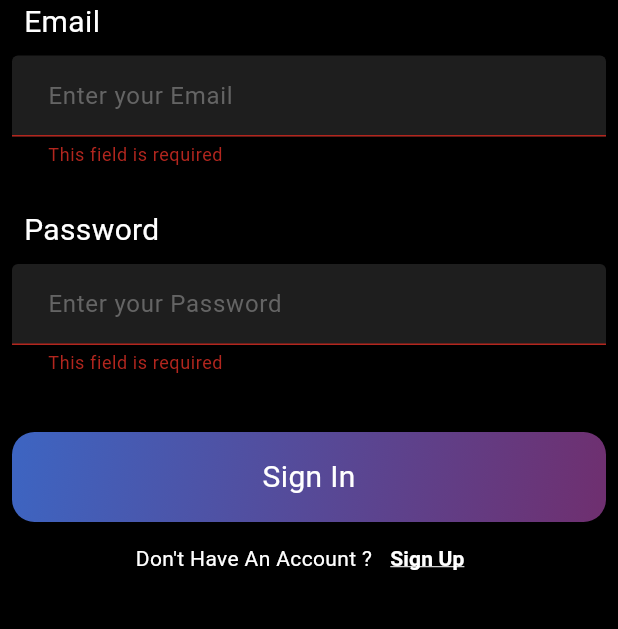
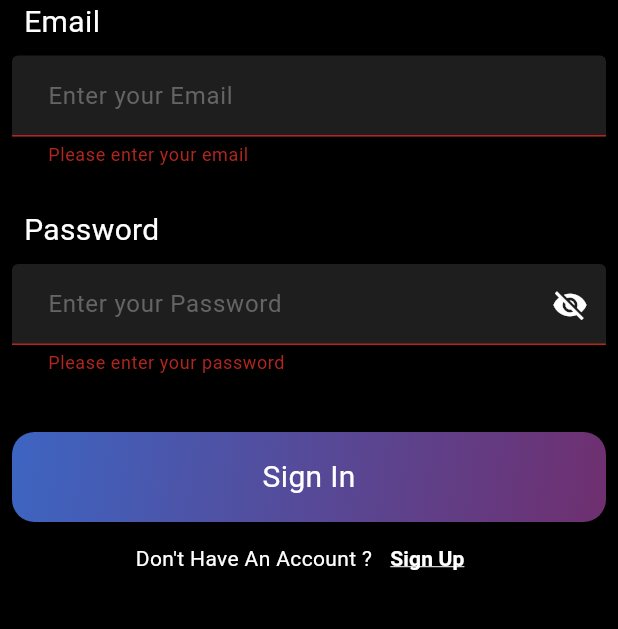
Before and after one commit to Absattar22/Banter, a Flutter app: the screen it shows after launch, after a tap on "Sign In", on a phone screen of 412 x 824 dp, the part 375-1004 px from its top. Run offline on Flutter 3.47's test engine with Material 3 defaults, Android fonts, the phone set to English and light mode, and no system bars; drawn by our look-alikes of modal_progress_hud_nsn; our stand-ins replace firebase_auth, firebase_core; accounts and stored records are empty.

Commit message:
manage password visibility state

```diff
--- a/lib/constants.dart
+++ b/lib/constants.dart
@@ -1,3 +1,5 @@
 import 'package:flutter/material.dart';
 
 const kPrimaryColor  = Color.fromARGB(255, 0, 0, 0);
+
+const Chat_gpt_key = "sk-proj-jwrGcLWHAo5mBhOtVS4XT3BlbkFJqaZCwDBehoXBCttYf9Sm";
--- a/lib/helper/show_Snackbar.dart
+++ b/lib/helper/show_Snackbar.dart
@@ -25,7 +25,7 @@ void ShowSnackBar(
       shape: RoundedRectangleBorder(
         borderRadius: BorderRadius.circular(15),
       ),
-        duration: const Duration(seconds: 5),
+      duration: const Duration(seconds: 3),
     ),
   );
 }
--- a/lib/main.dart
+++ b/lib/main.dart
@@ -21,8 +21,8 @@
     return MaterialApp(
       debugShowCheckedModeBanner: false,
       routes: {
-        SignInScreen.id: (context) => SignInScreen(),
-        SignUpScreen.id: (context) => SignUpScreen(),
+        SignInScreen.id: (context) =>  SignInScreen(),
+        SignUpScreen.id: (context) => const SignUpScreen(),
         ChatScreen.id: (context) => const ChatScreen(),
       },
       initialRoute: SignInScreen.id,
--- a/lib/screens/sign_in_screen.dart
+++ b/lib/screens/sign_in_screen.dart
@@ -1,15 +1,16 @@
+
 import 'package:banter/constants.dart';
 import 'package:banter/helper/show_Snackbar.dart';
 import 'package:banter/screens/chat_screen.dart';
 import 'package:banter/screens/sign_up_screen.dart';
 import 'package:banter/widgets/custom_button.dart';
-import 'package:banter/widgets/custom_text_field.dart';
+import 'package:banter/widgets/custom_form_text_field.dart';
 import 'package:firebase_auth/firebase_auth.dart';
 import 'package:flutter/material.dart';
 import 'package:modal_progress_hud_nsn/modal_progress_hud_nsn.dart';
 
 class SignInScreen extends StatefulWidget {
-  SignInScreen({super.key});
+  const SignInScreen({super.key});
   static String id = 'signInScreen';
 
   @override
@@ -23,8 +24,9 @@ class _SignInScreenState extends State<SignInScreen> {
 
   bool isLoading = false;
 
+
+
   GlobalKey<FormState> formKey = GlobalKey();
-
 
   @override
   Widget build(BuildContext context) {
@@ -45,22 +47,24 @@ class _SignInScreenState extends State<SignInScreen> {
                     height: 250,
                   ),
                 ),
-                CustomTextField(
+                CustomFormTextField(
                   onChanged: (value) {
                     email = value;
                   },
                   text: 'Email',
                   hint: 'Enter your Email',
                   obscureText: false,
+                  isSignup: false,
                 ),
                 const SizedBox(height: 20),
-                CustomTextField(
+                CustomFormTextField(
                   onChanged: (value) {
                     password = value;
                   },
                   text: 'Password',
                   hint: 'Enter your Password',
                   obscureText: true,
+                  isSignup: false,
                 ),
                 const SizedBox(height: 30),
                 Center(
@@ -68,32 +72,40 @@ class _SignInScreenState extends State<SignInScreen> {
                     text: 'Sign In',
                     onTAp: () async {
                       if (formKey.currentState!.validate()) {
-                        setState(() {
-                          isLoading = true;
-                        });
-
-                        try {
-                          await SignInUser();
-                          ShowSnackBar(context, 'You Sign In Successful.',
-                              Colors.greenAccent, Icons.check);
-                              Navigator.pushNamed(context, ChatScreen.id);
-                        } on FirebaseAuthException catch (e) {
-                          if (e.code == 'user-not-found') {
-                            ShowSnackBar(
-                                context,
-                                'No user found for that email.',
-                                Colors.red,
-                                Icons.error);
-                          } else if (e.code == 'wrong-password') {
-                            ShowSnackBar(context, 'Wrong password ', Colors.red,
-                                Icons.password_outlined);
-                          }
-                        }
                         setState(
                           () {
-                            isLoading = false;
+                            isLoading = true;
                           },
                         );
+                        try {
+                          final credential = await SignInUser();
+
+                          if (credential != null) {
+                            ShowSnackBar(context, 'You Sign In Successful.',
+                                Colors.greenAccent, Icons.check);
+                            Navigator.pushNamed(context, ChatScreen.id);
+                          } else {
+                            ShowSnackBar(context, 'You Sign In Failed.',
+                                Colors.red, Icons.error);
+                          }
+                        } on FirebaseAuthException catch (e) {
+                          String message;
+                          if (e.code == 'user-not-found') {
+                            message = 'No user found for that email.';
+                          } else if (e.code == 'wrong-password') {
+                            message =
+                                'Invalid login credentials.';
+                          } else {
+                            message = 'Icorrect Passoword';
+                          }
+                          ShowSnackBar(
+                              context, message, Colors.red, Icons.error);
+                        } finally {
+                          setState(() {
+                            isLoading =
+                                false;
+                          });
+                        }
                       }
                     },
                   ),
@@ -133,8 +145,9 @@ class _SignInScreenState extends State<SignInScreen> {
     );
   }
 
-  Future<void> SignInUser() async {
+  Future<UserCredential> SignInUser() async {
     UserCredential userCredential = await FirebaseAuth.instance
         .signInWithEmailAndPassword(email: email!, password: password!);
+    return userCredential;
   }
 }
--- /dev/null
+++ b/lib/widgets/custom_form_text_field.dart
@@ -0,0 +1,192 @@
+import 'package:firebase_auth/firebase_auth.dart';
+import 'package:flutter/material.dart';
+
+class CustomFormTextField extends StatefulWidget {
+  CustomFormTextField({
+    super.key,
+    required this.hint,
+    required this.obscureText,
+    required this.text,
+    this.onChanged,
+    required this.isSignup,
+  });
+
+  final String hint;
+  bool obscureText;
+  final String text;
+  bool isSignup;
+  Function(String)? onChanged;
+
+  @override
+  State<CustomFormTextField> createState() => _CustomFormTextFieldState();
+}
+
+class _CustomFormTextFieldState extends State<CustomFormTextField> {
+  final TextEditingController _emailController = TextEditingController();
+
+  final TextEditingController _passwordController = TextEditingController();
+
+  bool showPassword = false;
+
+  Future<UserCredential?> signInUser() async {
+    try {
+      UserCredential userCredential = await FirebaseAuth.instance
+          .signInWithEmailAndPassword(
+              email: _emailController.text.trim(),
+              password: _passwordController.text.trim());
+      return userCredential;
+    } on FirebaseAuthException catch (e) {
+      return null;
+    }
+  }
+
+  bool isValidEmail(String email) {
+    return email.contains('@');
+  }
+
+  bool isValidPassword(String password) {
+    return password.length >= 6 &&
+        password.contains(RegExp(r'[A-Z]')) &&
+        password.contains(RegExp(r'[!@#$%^&*(),.?":{}|<>]'));
+  }
+
+  Future<bool> hasAccount(String email, String password) async {
+    try {
+      await FirebaseAuth.instance.signInWithEmailAndPassword(
+        email: email,
+        password: password,
+      );
+      return true;
+    } on FirebaseAuthException catch (e) {
+      if (FirebaseAuth.instance.currentUser != null) {
+        return true;
+      }
+      return false;
+    }
+  }
+
+  WrongPassword(String email, String password) async {
+    try {
+      final cred = await FirebaseAuth.instance.signInWithEmailAndPassword(
+        email: email.trim(),
+        password: password,
+      );
+      return cred;
+    } on FirebaseAuthException catch (e) {
+      if (e.code == 'user-not-found') {
+        return 'Account does not exist';
+      } else if (e.code == 'wrong-password') {
+        return 'Wrong Password';
+      } else if (e.code == 'invalid-email') {
+        return 'Invalid Email';
+      }
+      return false;
+    }
+  }
+
+  @override
+  Widget build(BuildContext context) {
+    return Column(
+      crossAxisAlignment: CrossAxisAlignment.start,
+      children: [
+        Padding(
+          padding: const EdgeInsets.only(left: 16, bottom: 8),
+          child: Text(
+            widget.text,
+            style: const TextStyle(
+              color: Colors.white,
+              fontSize: 20,
+            ),
+          ),
+        ),
+        Padding(
+          padding: const EdgeInsets.only(left: 8, right: 8, bottom: 8),
+          child: TextFormField(
+            style: const TextStyle(
+              color: Colors.white,
+            ),
+            validator: (value) {
+              if (widget.text == 'Email') {
+                if (value == null || value.isEmpty) {
+                  return 'Please enter your email';
+                } else if (!isValidEmail(value) && widget.isSignup == true) {
+                  return 'Please enter a valid email';
+                }
+              } else if (widget.text == 'Password') {
+                if (value == null || value.isEmpty) {
+                  return 'Please enter your password';
+                } else if (!isValidPassword(value) && widget.isSignup == true) {
+                  return '* Password must be at least 6 characters long.\n* and at least one uppercase letter. \n* and one special character.\n';
+                } else if (hasAccount(widget.hint, value) == false &&
+                    widget.isSignup == false) {
+                  return 'Account does not exist';
+                } else if (hasAccount(widget.hint, value) == true &&
+                    widget.isSignup == true) {
+                  return 'Account already exists';
+                } else if (WrongPassword(widget.hint, value) == false &&
+                    widget.isSignup == false) {
+                  return 'Wrong Password';
+                }
+              }
+              return null;
+            },
+            controller:
+                widget.text == 'Email' ? _emailController : _passwordController,
+            onChanged: widget.onChanged,
+            cursorColor: const Color.fromARGB(255, 255, 255, 255),
+            autocorrect: true,
+            obscureText: widget.obscureText,
+
+            decoration: InputDecoration(
+              suffixIcon: widget.text == 'Password'
+                  ? IconButton(
+                      onPressed: () {
+                        setState(() {
+                          showPassword = !showPassword;
+                          widget.obscureText = !widget.obscureText;
+                        });
+                      },
+                      icon: Icon(
+                        showPassword
+                            ? Icons.visibility
+                            : Icons.visibility_off,
+                        color: Colors.white,
+                      ),
+                    )
+                  : null,
+              filled: true,
+              fillColor: const Color.fromARGB(255, 30, 30, 30),
+              contentPadding:
+                  const EdgeInsets.symmetric(vertical: 15, horizontal: 20.0),
+              focusedBorder: OutlineInputBorder(
+                borderRadius: BorderRadius.circular(15),
+                borderSide: const BorderSide(
+                  color: Color.fromARGB(255, 73, 77, 172),
+                ),
+              ),
+              enabledBorder: OutlineInputBorder(
+                borderRadius: BorderRadius.circular(15),
+                borderSide: const BorderSide(
+                  color: Color.fromARGB(255, 43, 41, 56),
+                ),
+              ),
+              disabledBorder: OutlineInputBorder(
+                borderRadius: BorderRadius.circular(15),
+                borderSide: const BorderSide(
+                  color: Color.fromARGB(255, 43, 41, 56),
+                ),
+              ),
+              hintText: widget.hint,
+              hintStyle: const TextStyle(
+                color: Color.fromARGB(255, 100, 100, 100),
+              ),
+              labelStyle: const TextStyle(
+                color: Colors.white,
+              ),
+            ),
+          ),
+        ),
+      ],
+    );
+  }
+}
--- a/lib/widgets/custom_text_field.dart
+++ /dev/null
@@ -1,99 +0,0 @@
-import 'dart:math';
-
-import 'package:flutter/material.dart';
-
-class CustomTextField extends StatelessWidget {
-  CustomTextField({
-    super.key,
-    required this.hint,
-    required this.obscureText,
-    required this.text,
-    this.onChanged,
-  });
-
-  final String hint;
-  final bool obscureText;
-  final String text;
-
-  Function(String)? onChanged;
-  @override
-  Widget build(BuildContext context) {
-    return Column(
-      crossAxisAlignment: CrossAxisAlignment.start,
-      children: [
-        Padding(
-          padding: const EdgeInsets.only(left: 16, bottom: 8),
-          child: Text(
-            text,
-            style: const TextStyle(
-              color: Colors.white,
-              fontSize: 20,
-            ),
-          ),
-        ),
-        Padding(
-          padding: const EdgeInsets.only(left: 8, right: 8, bottom: 8),
-          child: TextFormField(
-            style: const TextStyle(
-              color: Colors.white,
-            ),
-            validator: (value) {
-              if (value!.isEmpty) {
-                return 'This field is required';
-              } else if (text == 'Email' && !value.contains('@')) {
-                return 'Please Enter a valid Email';
-              } else if (text == 'Password' && value.length < 6) {
-                return 'Password must be at least 6 characters';
-              } else if (text == 'Password' &&
-                  !value.contains(RegExp(r'[A-Z]'))) {
-                return 'Password must contain at least one uppercase letter';
-              } else if (text == 'Password' &&
-                  !value.contains(RegExp(r'[!@#$%^&*(),.?":{}|<>]'))) {
-                return 'Password must contain at least one special character';
-              } else if (text == 'Password' &&
-                  !value.contains(RegExp(r'[!@#$%^&*(),.?":{}|<>]')) &&
-                  !value.contains(RegExp(r'[A-Z]'))) {
-                return 'Password must contain one uppercase letter\nand one special character';
-              }
-            },
-            onChanged: onChanged,
-            cursorColor: const Color.fromARGB(255, 255, 255, 255),
-            autocorrect: true,
-            obscureText: obscureText,
-            decoration: InputDecoration(
-              filled: true,
-              fillColor: const Color.fromARGB(255, 30, 30, 30),
-              contentPadding:
-                  const EdgeInsets.symmetric(vertical: 15, horizontal: 20.0),
-              focusedBorder: OutlineInputBorder(
-                borderRadius: BorderRadius.circular(15),
-                borderSide: const BorderSide(
-                  color: Color.fromARGB(255, 73, 77, 172),
-                ),
-              ),
-              enabledBorder: OutlineInputBorder(
-                borderRadius: BorderRadius.circular(15),
-                borderSide: const BorderSide(
-                  color: Color.fromARGB(255, 43, 41, 56),
-                ),
-              ),
-              disabledBorder: OutlineInputBorder(
-                borderRadius: BorderRadius.circular(15),
-                borderSide: const BorderSide(
-                  color: Color.fromARGB(255, 43, 41, 56),
-                ),
-              ),
-              hintText: hint,
-              hintStyle: const TextStyle(
-                color: Color.fromARGB(255, 100, 100, 100),
-              ),
-              labelStyle: const TextStyle(
-                color: Colors.white,
-              ),
-            ),
-          ),
-        ),
-      ],
-    );
-  }
-}
--- a/pubspec.yaml
+++ b/pubspec.yaml
@@ -39,6 +39,8 @@ dependencies:
   firebase_core: ^3.2.0
   firebase_auth: ^5.1.2
   modal_progress_hud_nsn: ^0.5.1
+  chat_gpt_sdk: ^3.0.9
+  dash_chat_2: ^0.0.21
 
 flutter_launcher_icons:
   android: "launcher_icon"
```
Also changed, not shown: analysis_options.yaml (+7 -0 lines), lib/screens/chat_screen.dart (+14 -4 lines), lib/screens/sign_up_screen.dart (+8 -8 lines), pubspec.lock, 12 other files. Lines whose indentation alone changed are shown as unchanged.
